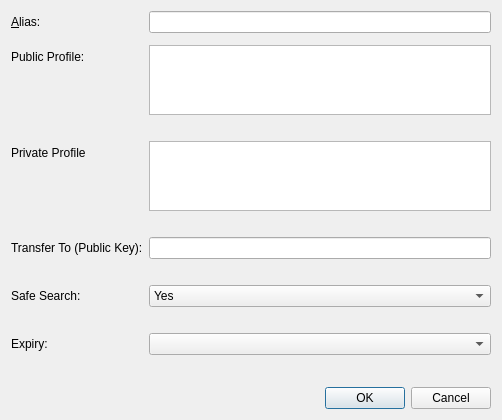
Before: the Qt Designer form src/qt/forms/editaliasdialog.ui in sschepis/syscoin2, drawn with Qt 5.
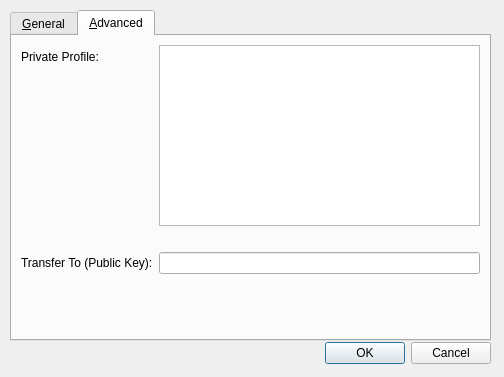
After: the same form once the commit is applied. The open tabs and pages were chosen to show the change. Custom widgets are drawn as their Qt base class.

Commit message: fix alias edit dialog

```diff
--- a/src/qt/forms/editaliasdialog.ui
+++ b/src/qt/forms/editaliasdialog.ui
@@ -6,20 +6,37 @@
    <rect>
     <x>0</x>
     <y>0</y>
-    <width>502</width>
-    <height>402</height>
+    <width>504</width>
+    <height>377</height>
    </rect>
   </property>
   <property name="windowTitle">
    <string>Edit Alias</string>
   </property>
-  <layout class="QVBoxLayout" name="verticalLayout">
-   <item>
-    <layout class="QFormLayout" name="formLayout">
+  <widget class="QTabWidget" name="tabWidget">
+   <property name="geometry">
+    <rect>
+     <x>10</x>
+     <y>10</y>
+     <width>481</width>
+     <height>331</height>
+    </rect>
+   </property>
+   <property name="currentIndex">
+    <number>0</number>
+   </property>
+   <widget class="QWidget" name="tab_3">
+    <attribute name="title">
+     <string>&amp;General</string>
+    </attribute>
+    <layout class="QFormLayout" name="formLayout_2">
      <property name="fieldGrowthPolicy">
       <enum>QFormLayout::AllNonFixedFieldsGrow</enum>
      </property>
      <item row="0" column="0">
+      <layout class="QVBoxLayout" name="verticalLayout_2"/>
+     </item>
+     <item row="1" column="0">
       <widget class="QLabel" name="label_2">
        <property name="text">
         <string>&amp;Alias:</string>
@@ -29,34 +46,31 @@
        </property>
       </widget>
      </item>
-     <item row="0" column="1">
+     <item row="1" column="1">
       <widget class="QValidatedLineEdit" name="aliasEdit">
        <property name="toolTip">
         <string>The alias name.</string>
        </property>
       </widget>
      </item>
-     <item row="1" column="1">
-      <layout class="QVBoxLayout" name="verticalLayout_2"/>
-     </item>
-     <item row="2" column="0">
+     <item row="3" column="0">
       <widget class="QLabel" name="label">
        <property name="text">
         <string>Public Profile:</string>
        </property>
       </widget>
      </item>
-     <item row="2" column="1">
+     <item row="3" column="1">
       <widget class="QPlainTextEdit" name="nameEdit">
        <property name="maximumSize">
         <size>
          <width>16777215</width>
-         <height>75</height>
+         <height>16777215</height>
         </size>
        </property>
       </widget>
      </item>
-     <item row="3" column="1">
+     <item row="4" column="1">
       <widget class="QLabel" name="publicDisclaimer">
        <property name="text">
         <string/>
@@ -66,76 +80,28 @@
        </property>
       </widget>
      </item>
-     <item row="4" column="0">
-      <widget class="QLabel" name="label_4">
-       <property name="text">
-        <string>Private Profile</string>
-       </property>
-      </widget>
-     </item>
-     <item row="4" column="1">
-      <layout class="QVBoxLayout" name="verticalLayout_3">
-       <item>
-        <widget class="QPlainTextEdit" name="privateEdit">
-         <property name="maximumSize">
-          <size>
-           <width>16777215</width>
-           <height>75</height>
-          </size>
-         </property>
-        </widget>
-       </item>
-      </layout>
-     </item>
-     <item row="6" column="0">
-      <widget class="QLabel" name="transferLabel">
-       <property name="text">
-        <string>Transfer To (Public Key):</string>
-       </property>
-       <property name="wordWrap">
-        <bool>false</bool>
-       </property>
-      </widget>
-     </item>
-     <item row="6" column="1">
-      <widget class="QLineEdit" name="transferEdit"/>
-     </item>
-     <item row="7" column="1">
-      <widget class="QLabel" name="transferDisclaimer">
-       <property name="text">
-        <string/>
-       </property>
-       <property name="wordWrap">
-        <bool>true</bool>
-       </property>
-      </widget>
-     </item>
-     <item row="8" column="0">
+     <item row="5" column="0">
       <widget class="QLabel" name="labelSafeSearch">
        <property name="text">
         <string>Safe Search:</string>
        </property>
       </widget>
      </item>
-     <item row="8" column="1">
-      <layout class="QVBoxLayout" name="verticalLayout_4">
+     <item row="5" column="1">
+      <widget class="QComboBox" name="safeSearchEdit">
        <item>
-        <widget class="QComboBox" name="safeSearchEdit">
-         <item>
-          <property name="text">
-           <string>Yes</string>
-          </property>
-         </item>
-         <item>
-          <property name="text">
-           <string>No</string>
-          </property>
-         </item>
-        </widget>
+        <property name="text">
+         <string>Yes</string>
+        </property>
        </item>
-      </layout>
+       <item>
+        <property name="text">
+         <string>No</string>
+        </property>
+       </item>
+      </widget>
      </item>
-     <item row="9" column="1">
+     <item row="6" column="1">
       <widget class="QLabel" name="safeSearchDisclaimer">
        <property name="text">
         <string/>
@@ -145,17 +111,17 @@
        </property>
       </widget>
      </item>
-     <item row="10" column="0">
+     <item row="7" column="0">
       <widget class="QLabel" name="label_3">
        <property name="text">
         <string>Expiry:</string>
        </property>
       </widget>
      </item>
-     <item row="10" column="1">
+     <item row="7" column="1">
       <widget class="QComboBox" name="expiryEdit"/>
      </item>
-     <item row="11" column="1">
+     <item row="8" column="1">
       <widget class="QLabel" name="expiryDisclaimer">
        <property name="text">
         <string/>
@@ -165,7 +131,7 @@
        </property>
       </widget>
      </item>
-     <item row="12" column="1">
+     <item row="13" column="1">
       <spacer name="verticalSpacer">
        <property name="orientation">
         <enum>Qt::Vertical</enum>
@@ -173,12 +139,49 @@
        <property name="sizeHint" stdset="0">
         <size>
          <width>20</width>
-         <height>40</height>
+         <height>100</height>
         </size>
        </property>
       </spacer>
      </item>
+    </layout>
+   </widget>
+   <widget class="QWidget" name="tab_4">
+    <attribute name="title">
+     <string>&amp;Advanced</string>
+    </attribute>
+    <layout class="QFormLayout" name="formLayout_3">
+     <item row="5" column="0">
+      <widget class="QLabel" name="transferLabel">
+       <property name="text">
+        <string>Transfer To (Public Key):</string>
+       </property>
+       <property name="wordWrap">
+        <bool>false</bool>
+       </property>
+      </widget>
+     </item>
      <item row="5" column="1">
+      <widget class="QLineEdit" name="transferEdit"/>
+     </item>
+     <item row="3" column="0">
+      <widget class="QLabel" name="label_4">
+       <property name="text">
+        <string>Private Profile:</string>
+       </property>
+      </widget>
+     </item>
+     <item row="3" column="1">
+      <widget class="QPlainTextEdit" name="privateEdit">
+       <property name="maximumSize">
+        <size>
+         <width>16777215</width>
+         <height>16777215</height>
+        </size>
+       </property>
+      </widget>
+     </item>
+     <item row="4" column="1">
       <widget class="QLabel" name="privateDisclaimer">
        <property name="text">
         <string/>
@@ -188,19 +191,68 @@
        </property>
       </widget>
      </item>
+     <item row="6" column="1">
+      <widget class="QLabel" name="transferDisclaimer">
+       <property name="text">
+        <string/>
+       </property>
+       <property name="wordWrap">
+        <bool>true</bool>
+       </property>
+      </widget>
+     </item>
+     <item row="7" column="1">
+      <spacer name="verticalSpacer_2">
+       <property name="orientation">
+        <enum>Qt::Vertical</enum>
+       </property>
+       <property name="sizeHint" stdset="0">
+        <size>
+         <width>20</width>
+         <height>40</height>
+        </size>
+       </property>
+      </spacer>
+     </item>
     </layout>
-   </item>
-   <item>
-    <widget class="QDialogButtonBox" name="buttonBox">
-     <property name="orientation">
-      <enum>Qt::Horizontal</enum>
-     </property>
-     <property name="standardButtons">
-      <set>QDialogButtonBox::Cancel|QDialogButtonBox::Ok</set>
-     </property>
-    </widget>
-   </item>
-  </layout>
+   </widget>
+  </widget>
+  <widget class="QWidget" name="layoutWidget">
+   <property name="geometry">
+    <rect>
+     <x>10</x>
+     <y>340</y>
+     <width>481</width>
+     <height>27</height>
+    </rect>
+   </property>
+   <layout class="QHBoxLayout" name="horizontalLayout">
+    <item>
+     <spacer name="horizontalSpacer">
+      <property name="orientation">
+       <enum>Qt::Horizontal</enum>
+      </property>
+      <property name="sizeHint" stdset="0">
+       <size>
+        <width>40</width>
+        <height>20</height>
+       </size>
+      </property>
+     </spacer>
+    </item>
+    <item>
+     <widget class="QDialogButtonBox" name="buttonBox">
+      <property name="standardButtons">
+       <set>QDialogButtonBox::Cancel|QDialogButtonBox::Ok</set>
+      </property>
+     </widget>
+    </item>
+   </layout>
+  </widget>
+  <zorder></zorder>
+  <zorder>tabWidget</zorder>
+  <zorder>layoutWidget</zorder>
+  <zorder>horizontalSpacer</zorder>
  </widget>
  <customwidgets>
   <customwidget>
```
Left out of the diff: 35 changed lines with no effect on the pictures.
